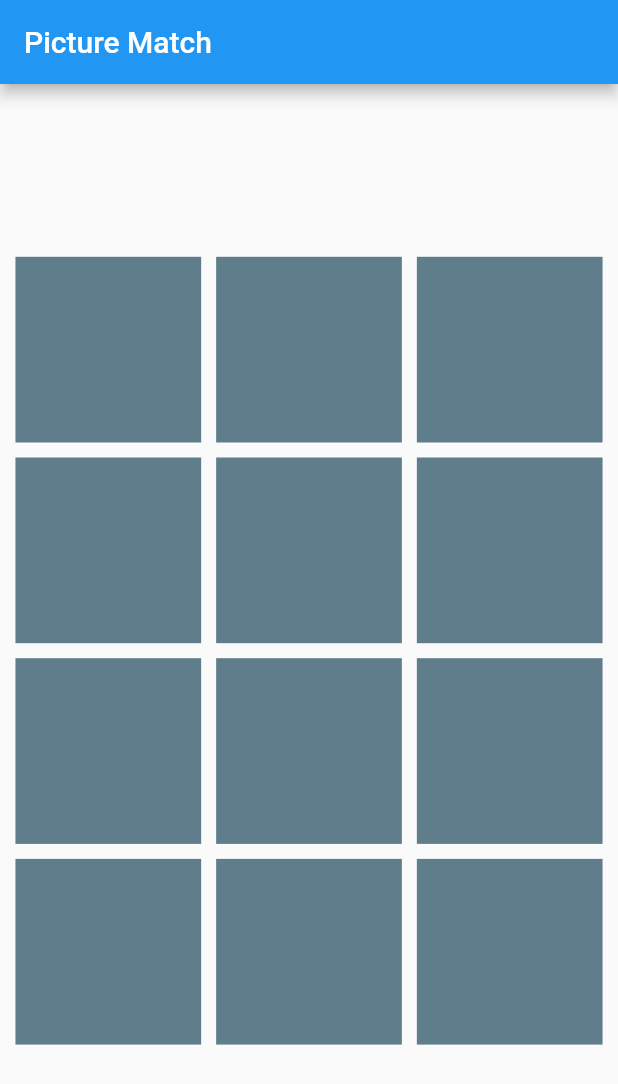
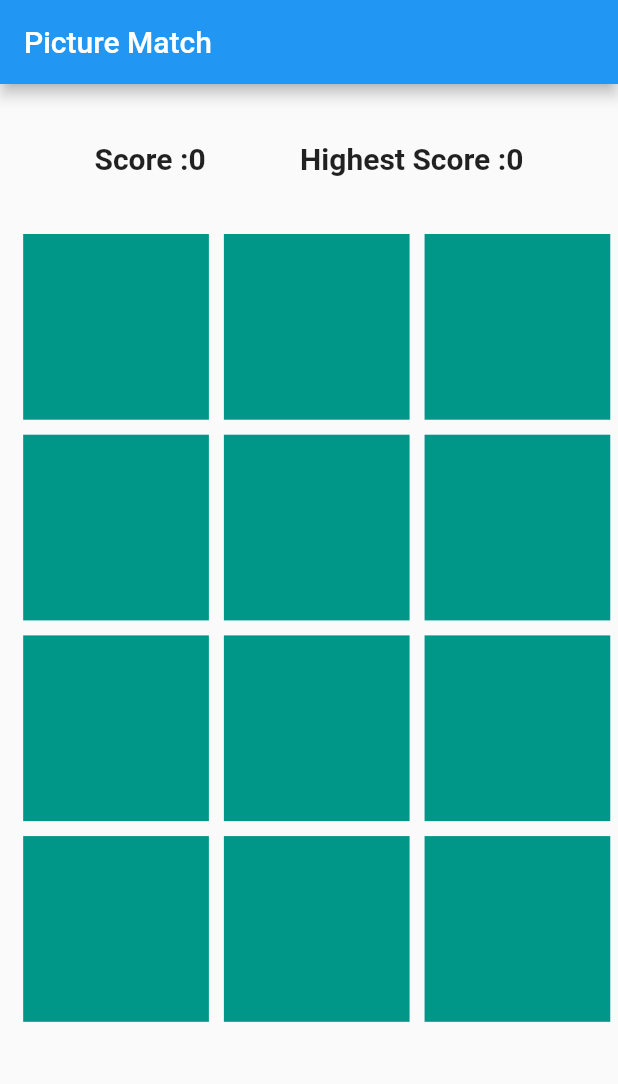
Before and after one commit to avnp16/Pic_match_puzzle, a Flutter app: the screen it shows after launch, on a phone screen of 412 x 824 dp. Shown: the top 1084 px of the screen. Run offline on Flutter 3.47's test engine with Material 2 defaults, Android fonts, the phone set to English and light mode, and no system bars; our stand-ins replace shared_preferences.

Commit message:
sdk virsion update

```diff
--- a/lib/pic_match_page1.dart
+++ b/lib/pic_match_page1.dart
@@ -1,44 +1,238 @@
 import 'package:flutter/material.dart';
+import 'package:shared_preferences/shared_preferences.dart';
 
 class PicMatch1 extends StatefulWidget {
-  const PicMatch1({Key? key}) : super(key: key);
+
+   PicMatch1({Key? key}) : super(key: key ){
+print("main contrcuctor");
+}
 
   @override
-  State<PicMatch1> createState() => _PicMatch1State();
+  State<PicMatch1> createState() {
+    print("from create state");
+
+    return _PicMatch1State();
+  }
 }
 
 class _PicMatch1State extends State<PicMatch1> {
+
+
+
+
+  bool val = true;
+  List<bool> isVisable = List.filled(12, true);
+  int click = 1;
+  int pos1 = 0;
+  int pos2 = 0;
+
+  List<String> img = [
+    "aguacate.png",
+    "ajo.png",
+    'ardilla.png',
+    'barco.png',
+    'bellota.png',
+    'bombon.png',
+    "aguacate.png",
+    "ajo.png",
+    'ardilla.png',
+    'barco.png',
+    'bellota.png',
+    'bombon.png',
+  ];
+
+  int score = 0;
+  int highScore = 0;
+
+  getsp() async {
+    final sp = await SharedPreferences.getInstance();
+    await sp.remove("score");
+    highScore = sp.getInt("high") ?? 0;
+  }
+
+  @override
+  void initState() {
+
+    print("initstate called");
+    super.initState();
+
+    Future.delayed(Duration(seconds: 5)).then((value) {
+      isVisable = List.filled(12, false);
+
+      setState(() {});
+    });
+
+    img.shuffle();
+    getsp();
+  }
+
+  @override
+  void didChangeDependencies() {
+    super.didChangeDependencies();
+    print("did change dep");
+  }
+
+  @override
+  void didUpdateWidget(covariant PicMatch1 oldWidget) {
+    super.didUpdateWidget(oldWidget);
+    print("did update widget");
+  }
+
+  @override
+  void dispose() {
+    super.dispose();
+    print("dispose called");
+  }
+
   @override
   Widget build(BuildContext context) {
+    print("build method called");
 
-    double w=MediaQuery.of(context).size.width;
-    double h=MediaQuery.of(context).size.height;
-    double appbarh=kToolbarHeight;
-    double bottombarh=MediaQuery.of(context).padding.top;
+    double w = MediaQuery.of(context).size.width;
+    double h = MediaQuery.of(context).size.height;
+    double appbarh = kToolbarHeight;
+    double bottombarh = MediaQuery.of(context).padding.top;
 
-    double bodyheight= h-appbarh-bottombarh;
+    double bodyheight = h - appbarh - bottombarh;
+    int i = 1;
 
+    var myst = TextStyle(fontSize: 20, fontWeight: FontWeight.bold);
 
+    Stream<int> time() async* {
+      for (i = 1; i <= 30; i++) {
+        await Future.delayed(Duration(seconds: 1));
+        yield i;
+
+        // print(i);
+      }
+    }
 
     return Scaffold(
       appBar: AppBar(
         title: Text("Picture Match"),
       ),
       body: Column(
-        mainAxisAlignment: MainAxisAlignment.spaceAround,
+        mainAxisAlignment: MainAxisAlignment.start,
         crossAxisAlignment: CrossAxisAlignment.center,
         children: [
           Container(
-            margin: EdgeInsets.only(left: w*0.025),
-            height: bodyheight*0.70,
-            width: w*0.95,
+            height: 100,
+            child: Row(
+              mainAxisAlignment: MainAxisAlignment.spaceEvenly,
+              children: [
+                Text("Score :${score}", style: myst),
+                Text(
+                  "Highest Score :$highScore",
+                  style: myst,
+                ),
+              ],
+            ),
+          ),
+          // StreamBuilder(
+          //   stream: time(),
+          //   builder: (context, snapshot) {
+          //     print(snapshot.data);
+          //
+          //     if (snapshot.connectionState == ConnectionState.waiting) {
+          //       return CircularProgressIndicator();
+          //     } else {
+          //       int t = snapshot.data as int;
+          //
+          //       return Slider(
+          //         min: 1.0,
+          //         max: 30.0,
+          //         value: t.toDouble(),
+          //         onChanged: (value) {},
+          //       );
+          //     }
+          //   },
+          // ),
+          Container(
+            margin: EdgeInsets.only(left: w * 0.025),
+            height: bodyheight * 0.70,
+            width: w * 0.95,
             child: GridView.builder(
               itemCount: 12,
-              gridDelegate:
-                  SliverGridDelegateWithFixedCrossAxisCount(crossAxisCount: 3,crossAxisSpacing: 10,mainAxisSpacing: 10),
+              gridDelegate: const SliverGridDelegateWithFixedCrossAxisCount(
+                  crossAxisCount: 3, crossAxisSpacing: 10, mainAxisSpacing: 10),
               itemBuilder: (context, index) {
-                return Container(
-                  color: Colors.blueGrey,
+                return Visibility(
+                  visible: isVisable[index],
+                  child: Container(
+                    decoration: BoxDecoration(
+                        color: Colors.yellow,
+                        image: DecorationImage(
+                            image: AssetImage("assets/images/${img[index]}"))),
+                  ),
+                  replacement: InkWell(
+                    onTap: () async {
+                      if (click == 1) {
+                        isVisable[index] = true;
+                        pos1 = index;
+                        click = 3;
+
+                        Future.delayed(Duration(milliseconds: 10))
+                            .then((value) {
+                          setState(() {
+                            click = 2;
+                          });
+                        });
+                      }
+
+                      if (click == 2) {
+                        isVisable[index] = true;
+                        pos2 = index;
+                        click = 3;
+
+                        if (img[pos1] == img[pos2]) {
+                          print("match");
+
+                          final sp = await SharedPreferences.getInstance();
+                          int tempscore = sp.getInt("score") ?? 0;
+                          tempscore = tempscore + 10;
+
+                          sp.setInt('score', tempscore);
+                          print(tempscore);
+
+                          int temphighscore = sp.getInt("high") ?? 0;
+
+                          if (temphighscore < tempscore) {
+                            temphighscore = tempscore;
+                            sp.setInt('high', temphighscore);
+                          }
+
+                          score = tempscore;
+                          highScore = temphighscore;
+                        } else {
+                          final sp = await SharedPreferences.getInstance();
+                          int tempscore = sp.getInt("score") ?? 0;
+                          tempscore = tempscore - 5;
+                          score = tempscore;
+
+                          sp.setInt('score', tempscore);
+                          Future.delayed(Duration(seconds: 1)).then((value) {
+                            setState(() {
+                              isVisable[pos1] = false;
+                              isVisable[pos2] = false;
+                            });
+                          });
+
+                          print("not match");
+                        }
+
+                        Future.delayed(Duration(seconds: 1)).then((value) {
+                          setState(() {
+                            click = 1;
+                          });
+                        });
+                      }
+
+                      setState(() {});
+                    },
+                    child: Container(
+                      color: Colors.teal,
+                    ),
+                  ),
                 );
               },
             ),
@@ -47,4 +241,6 @@ class _PicMatch1State extends State<PicMatch1> {
       ),
     );
   }
+
+
 }
--- a/pubspec.yaml
+++ b/pubspec.yaml
@@ -35,6 +35,7 @@ dependencies:
   # The following adds the Cupertino Icons font to your application.
   # Use with the CupertinoIcons class for iOS style icons.
   cupertino_icons: ^1.0.2
+  shared_preferences:
 
 dev_dependencies:
   flutter_test:
@@ -65,6 +66,9 @@ flutter:
 
   assets:
     - assets/images/
+    - assets/
+
+
   #   - images/a_dot_ham.jpeg
 
   # An image asset can refer to one or more resolution-specific "variants", see
```
Also changed, not shown: pubspec.lock, 10 other files.
